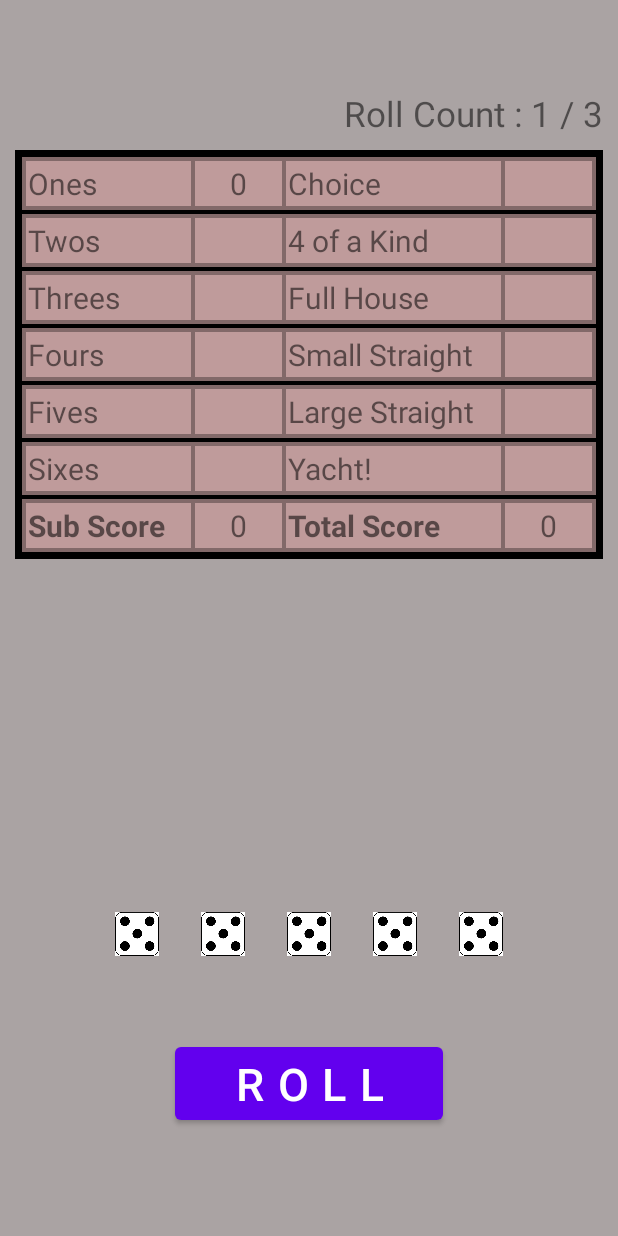
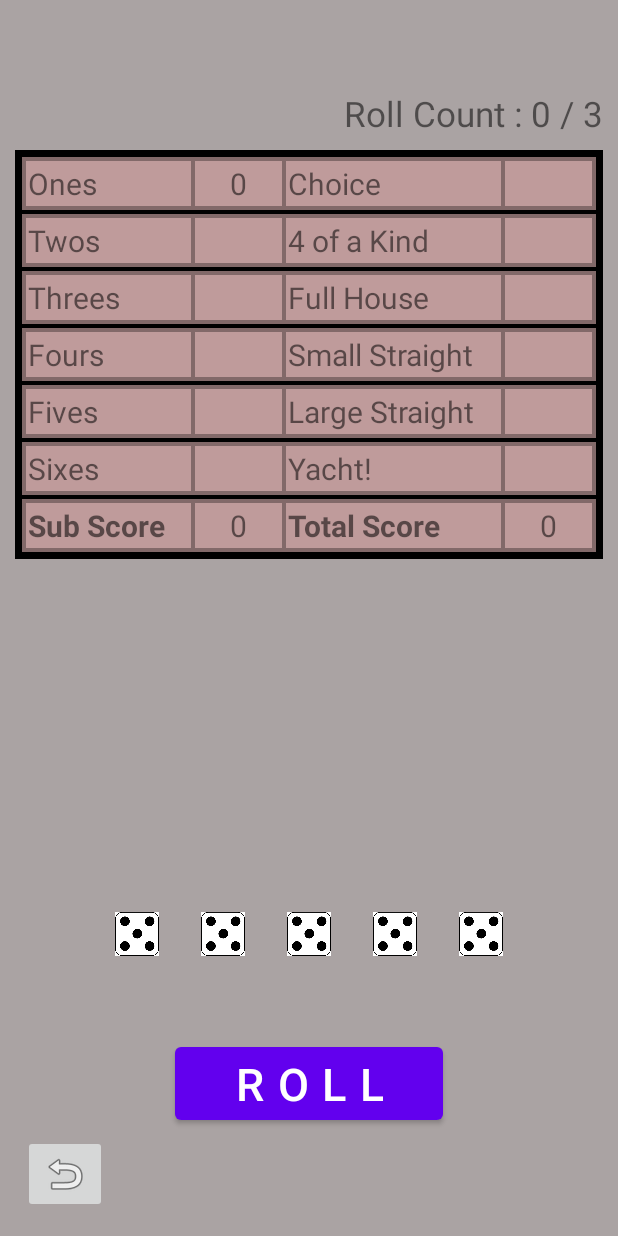
Before and after one commit to choius323/YachtGame, an Android app: the screen it shows after launch (MainActivity), after a tap on an icon or button, on a phone screen of 412 x 824 dp. Run offline under Robolectric (Android 15) with nearby library versions, the phone set to English and light mode, and no system bars; 2 other taps on this screen came first.

Commit message:
Add function about to record user score

```diff
--- a/app/src/main/java/com/example/yachtgame/Dices.java
+++ b/app/src/main/java/com/example/yachtgame/Dices.java
@@ -110,8 +110,9 @@ public class Dices {
         return new DiceInfo(null);
     }
 
-    public void resetRollCount() {
+    public int resetRollCount() {
         rollCount = 0;
+        return rollCount;
     }
 
     public void allDicesSetKeep() {
--- a/app/src/main/java/com/example/yachtgame/MainActivity.java
+++ b/app/src/main/java/com/example/yachtgame/MainActivity.java
@@ -1,15 +1,22 @@
 package com.example.yachtgame;
 
+import android.content.Context;
+import android.content.DialogInterface;
+import android.database.SQLException;
+import android.database.sqlite.SQLiteDatabase;
+import android.database.sqlite.SQLiteOpenHelper;
 import android.os.Bundle;
 import android.util.DisplayMetrics;
-import android.util.Log;
 import android.view.View;
 import android.view.ViewTreeObserver;
 import android.widget.Button;
+import android.widget.EditText;
 import android.widget.ImageButton;
 import android.widget.ImageView;
 import android.widget.TextView;
 
+import androidx.annotation.Nullable;
+import androidx.appcompat.app.AlertDialog;
 import androidx.appcompat.app.AppCompatActivity;
 
 public class MainActivity extends AppCompatActivity {
@@ -20,6 +27,7 @@ public class MainActivity extends AppCompatActivity {
     private Dices dices;
     private ScoreTable scoreTable;
     private int fillScore = 0;
+    private SQLiteDatabase db;
 
     @Override
     protected void onCreate(Bundle savedInstanceState) {
@@ -51,7 +59,6 @@ public class MainActivity extends AppCompatActivity {
                 DisplayMetrics metrics = new DisplayMetrics();
                 getWindowManager().getDefaultDisplay().getMetrics(metrics);
                 Dices.beginDiceY = findViewById(R.id.dice1).getY();
-                Log.d("Dice Begin Y", "" + Dices.beginDiceY);
                 Dices.moveDiceY = (float) (metrics.heightPixels * 0.1);
                 return true;
             }
@@ -61,6 +68,14 @@ public class MainActivity extends AppCompatActivity {
         rollTextView = findViewById(R.id.tvRollCount);
         setRollCountText(dices.getRollCount());
         btnReset = findViewById(R.id.btnReset);
+
+//        점수 기록용 db 객체 생성
+        DBHelper helper = new DBHelper(this, "UserScore.db", null, 1);
+        try {
+            db = helper.getWritableDatabase();
+        } catch (SQLException e) {
+            db = helper.getReadableDatabase();
+        }
     }
 
     //     점수판 클릭(점수 입력)
@@ -80,15 +95,14 @@ public class MainActivity extends AppCompatActivity {
             ((TextView) findViewById(R.id.subScore)).setText("" + subScore);
             ((TextView) findViewById(R.id.totalScore)).setText("" + totalScore);
 
-            setRollCountText(dices.getRollCount());
+            setRollCountText(dices.resetRollCount());
             dices.resetDices();
             dices.dicesClickable(false);
 //        점수판 다 채웠는지 확인
             if (fillScore < 12) {
-                dices.resetRollCount();
+//                setRollCountText(dices.resetRollCount());
             } else {
-                btnReset.setVisibility(View.VISIBLE);
-                btnRoll.setClickable(false);
+                endGame(totalScore);
             }
         }
     }
@@ -105,6 +119,40 @@ public class MainActivity extends AppCompatActivity {
         scoreTable.scoresClickable(true);
     }
 
+    //    모든 칸을 채운 후 게임 끝
+    public void endGame(int totalScore) {
+        btnReset.setVisibility(View.VISIBLE);
+        btnRoll.setClickable(false);
+
+        AlertDialog.Builder builder = new AlertDialog.Builder(this);
+        builder.setTitle("finish!!").setMessage("Total Score : " + totalScore);
+        builder.setCancelable(false);
+
+        EditText userName = new EditText(this);
+        userName.setHint("User Name");
+        builder.setView(userName);
+
+//        Ok 버튼 클릭
+        builder.setPositiveButton("Record", new DialogInterface.OnClickListener() {
+            @Override
+            public void onClick(DialogInterface dialog, int which) {
+//                DB에 데이터 저장
+                db.execSQL("Insert Into ScoreBoard (Name, Score) values ('" + userName.getText().toString() + "', '" + totalScore + "')");
+            }
+        });
+
+//        Cancel 버튼 클릭
+        builder.setNegativeButton("Cancel", new DialogInterface.OnClickListener() {
+            @Override
+            public void onClick(DialogInterface dialog, int which) {
+
+            }
+        });
+
+        AlertDialog editDialog = builder.create();
+        editDialog.show();
+    }
+
     //     게임 리셋 버튼 클릭
     public void resetGame(View view) {
         dices.resetDices();
@@ -117,6 +165,10 @@ public class MainActivity extends AppCompatActivity {
 
         btnReset.setVisibility(View.INVISIBLE);
         btnRoll.setClickable(true);
+    }
+
+    public void exitGame(View view) {
+        finish();
     }
 
     //    roll Count 텍스트 설정
@@ -149,4 +201,23 @@ public class MainActivity extends AppCompatActivity {
                         View.SYSTEM_UI_FLAG_HIDE_NAVIGATION |
                         View.SYSTEM_UI_FLAG_FULLSCREEN);
     }
+
+    //    점수 기록 DB
+    static class DBHelper extends SQLiteOpenHelper {
+
+        public DBHelper(@Nullable Context context, @Nullable String name, @Nullable SQLiteDatabase.CursorFactory factory, int version) {
+            super(context, name, factory, version);
+        }
+
+        @Override
+        public void onCreate(SQLiteDatabase db) {
+            db.execSQL("Create Table if not exists ScoreBoard (_id INTEGER primary key autoincrement, Name TEXT, Score INTEGER)");
+        }
+
+        @Override
+        public void onUpgrade(SQLiteDatabase db, int oldVersion, int newVersion) {
+            db.execSQL("drop table if exists ScoreBoard");
+            onCreate(db);
+        }
+    }
 }
--- a/app/src/main/res/layout/activity_main.xml
+++ b/app/src/main/res/layout/activity_main.xml
@@ -334,6 +334,17 @@
         android:visibility="invisible"
         app:srcCompat="@android:drawable/ic_menu_rotate" />
 
+    <ImageButton
+        android:id="@+id/btnExitGame"
+        android:layout_width="wrap_content"
+        android:layout_height="wrap_content"
+        android:layout_alignParentStart="true"
+        android:layout_alignParentBottom="true"
+        android:layout_marginStart="15dp"
+        android:layout_marginBottom="15dp"
+        android:onClick="exitGame"
+        app:srcCompat="@android:drawable/ic_menu_revert" />
+
     <TextView
         android:id="@+id/tvRollCount"
         android:layout_width="wrap_content"
```
